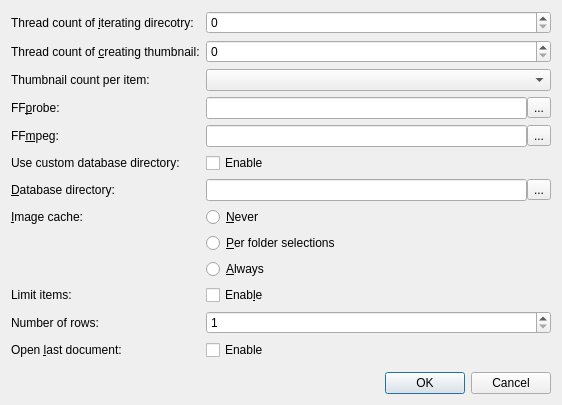
Qt form src/option.ui (ambiesoft/SceneExplorer) before a commit.
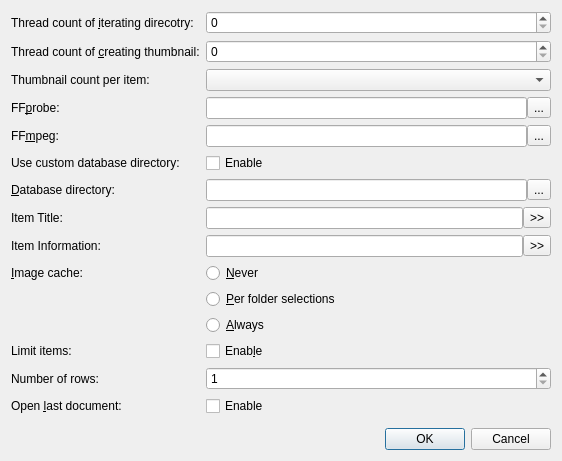
The same form after that commit.

Commit message: Add: IMainWindow Item text is throught Regex, but sortvalue could be doubled, not corrected. Remove tablemodel's sort implementation, it's done by sql.

What changed in the file:
```diff
--- a/src/option.ui
+++ b/src/option.ui
@@ -7,7 +7,7 @@
     <x>0</x>
     <y>0</y>
     <width>562</width>
-    <height>361</height>
+    <height>405</height>
    </rect>
   </property>
   <property name="windowTitle">
@@ -40,7 +40,7 @@
    <item row="3" column="1">
     <widget class="QSpinBox" name="spinBoxThumb"/>
    </item>
-   <item row="10" column="0">
+   <item row="12" column="0">
     <widget class="QLabel" name="label">
      <property name="text">
       <string>&amp;Image cache:</string>
@@ -50,7 +50,7 @@
      </property>
     </widget>
    </item>
-   <item row="18" column="1">
+   <item row="20" column="1">
     <widget class="QDialogButtonBox" name="buttonBox">
      <property name="orientation">
       <enum>Qt::Horizontal</enum>
@@ -60,7 +60,7 @@
      </property>
     </widget>
    </item>
-   <item row="16" column="1">
+   <item row="18" column="1">
     <spacer name="verticalSpacer">
      <property name="orientation">
       <enum>Qt::Vertical</enum>
@@ -73,21 +73,21 @@
      </property>
     </spacer>
    </item>
-   <item row="10" column="1">
+   <item row="12" column="1">
     <widget class="QRadioButton" name="rbICNever">
      <property name="text">
       <string>&amp;Never</string>
      </property>
     </widget>
    </item>
-   <item row="11" column="1">
+   <item row="13" column="1">
     <widget class="QRadioButton" name="rbICPerfolder">
      <property name="text">
       <string>&amp;Per folder selections</string>
      </property>
     </widget>
    </item>
-   <item row="12" column="1">
+   <item row="14" column="1">
     <widget class="QRadioButton" name="rbICAlways">
      <property name="text">
       <string>&amp;Always</string>
@@ -121,14 +121,14 @@
      </item>
     </layout>
    </item>
-   <item row="15" column="1">
+   <item row="17" column="1">
     <widget class="QCheckBox" name="chkOpenLastDocument">
      <property name="text">
       <string>Enable</string>
      </property>
     </widget>
    </item>
-   <item row="15" column="0">
+   <item row="17" column="0">
     <widget class="QLabel" name="labelOpenLastDocument">
      <property name="text">
       <string>Open &amp;last document:</string>
@@ -222,7 +222,7 @@
    <item row="5" column="1">
     <widget class="QComboBox" name="cmbThumbCount"/>
    </item>
-   <item row="13" column="0">
+   <item row="15" column="0">
     <widget class="QLabel" name="labelLimit">
      <property name="text">
       <string>Limit items:</string>
@@ -232,14 +232,14 @@
      </property>
     </widget>
    </item>
-   <item row="13" column="1">
+   <item row="15" column="1">
     <widget class="QCheckBox" name="chkLimitItems">
      <property name="text">
       <string>Enab&amp;le</string>
      </property>
     </widget>
    </item>
-   <item row="14" column="0">
+   <item row="16" column="0">
     <widget class="QLabel" name="labelNumberOfRows">
      <property name="text">
       <string>Number of rows:</string>
@@ -249,7 +249,7 @@
      </property>
     </widget>
    </item>
-   <item row="14" column="1">
+   <item row="16" column="1">
     <widget class="QSpinBox" name="spinNumberOfRows">
      <property name="minimum">
       <number>1</number>
@@ -259,6 +259,66 @@
      </property>
     </widget>
    </item>
+   <item row="10" column="0">
+    <widget class="QLabel" name="labelInfoMain">
+     <property name="text">
+      <string>Item Title:</string>
+     </property>
+     <property name="buddy">
+      <cstring>lineInfoMain</cstring>
+     </property>
+    </widget>
+   </item>
+   <item row="11" column="0">
+    <widget class="QLabel" name="labelInfoSub">
+     <property name="text">
+      <string>Item Information:</string>
+     </property>
+     <property name="buddy">
+      <cstring>lineInfoSub</cstring>
+     </property>
+    </widget>
+   </item>
+   <item row="10" column="1">
+    <layout class="QHBoxLayout" name="hlInfoMain">
+     <property name="spacing">
+      <number>0</number>
+     </property>
+     <item>
+      <widget class="QLineEdit" name="lineInfoMain"/>
+     </item>
+     <item>
+      <widget class="QToolButton" name="tbInfoMain">
+       <property name="toolTip">
+        <string>Reset to default</string>
+       </property>
+       <property name="text">
+        <string>&gt;&gt;</string>
+       </property>
+      </widget>
+     </item>
+    </layout>
+   </item>
+   <item row="11" column="1">
+    <layout class="QHBoxLayout" name="hlInfoSub">
+     <property name="spacing">
+      <number>0</number>
+     </property>
+     <item>
+      <widget class="QLineEdit" name="lineInfoSub"/>
+     </item>
+     <item>
+      <widget class="QToolButton" name="tbInfoSub">
+       <property name="toolTip">
+        <string>Reset to default</string>
+       </property>
+       <property name="text">
+        <string>&gt;&gt;</string>
+       </property>
+      </widget>
+     </item>
+    </layout>
+   </item>
   </layout>
  </widget>
  <tabstops>
```
Left out of the diff: 19 changed lines with no effect on the pictures. The commit also changes 11 other files.
